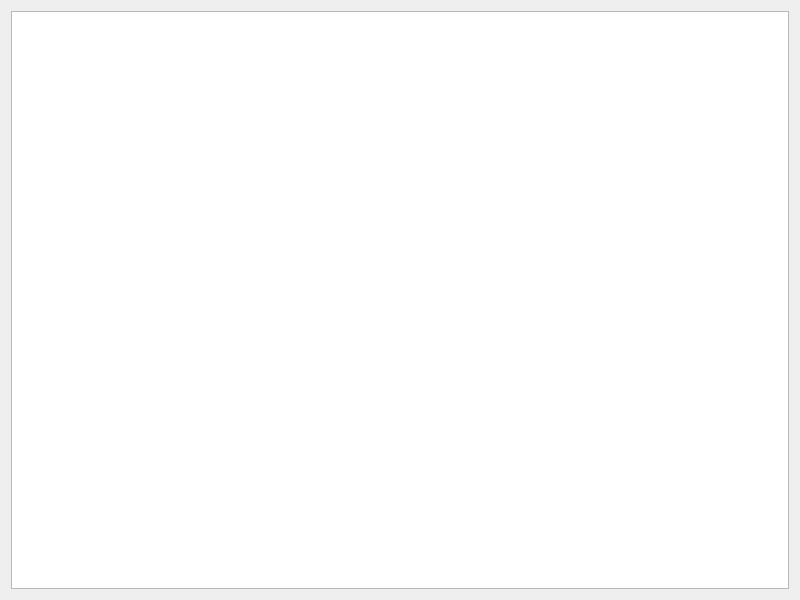
Old version of the form csp/csp/csp.ui in the repository weak-dog/project.
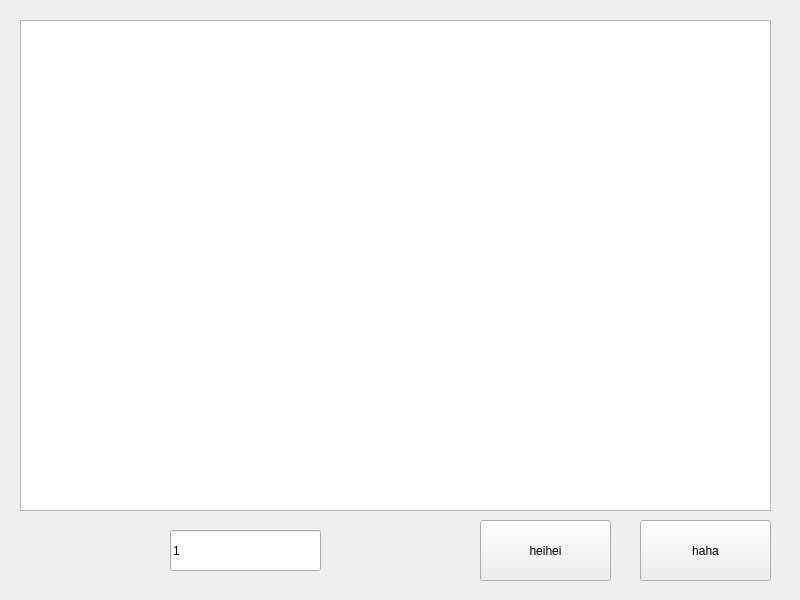
New version of the form.

What changed in the file:
```diff
--- a/csp/csp/csp.ui
+++ b/csp/csp/csp.ui
@@ -13,11 +13,55 @@
   <property name="windowTitle">
    <string>Csp</string>
   </property>
-  <layout class="QGridLayout" name="gridLayout">
-   <item row="0" column="0">
-    <widget class="QTextEdit" name="textEdit"/>
-   </item>
-  </layout>
+  <widget class="QTextEdit" name="textEdit">
+   <property name="geometry">
+    <rect>
+     <x>20</x>
+     <y>20</y>
+     <width>751</width>
+     <height>491</height>
+    </rect>
+   </property>
+  </widget>
+  <widget class="QPushButton" name="pushButton">
+   <property name="geometry">
+    <rect>
+     <x>480</x>
+     <y>520</y>
+     <width>131</width>
+     <height>61</height>
+    </rect>
+   </property>
+   <property name="text">
+    <string>heihei</string>
+   </property>
+  </widget>
+  <widget class="QLineEdit" name="lineEdit">
+   <property name="geometry">
+    <rect>
+     <x>170</x>
+     <y>530</y>
+     <width>151</width>
+     <height>41</height>
+    </rect>
+   </property>
+   <property name="text">
+    <string>1</string>
+   </property>
+  </widget>
+  <widget class="QPushButton" name="pushButton_2">
+   <property name="geometry">
+    <rect>
+     <x>640</x>
+     <y>520</y>
+     <width>131</width>
+     <height>61</height>
+    </rect>
+   </property>
+   <property name="text">
+    <string>haha</string>
+   </property>
+  </widget>
  </widget>
  <resources/>
  <connections/>
```
